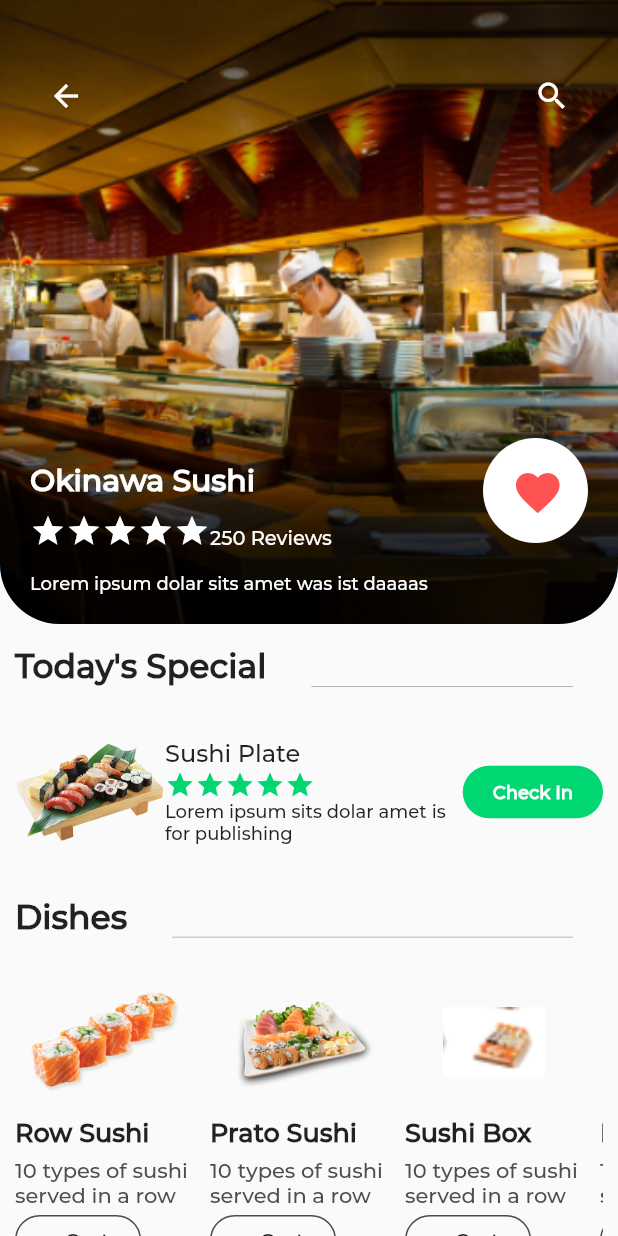
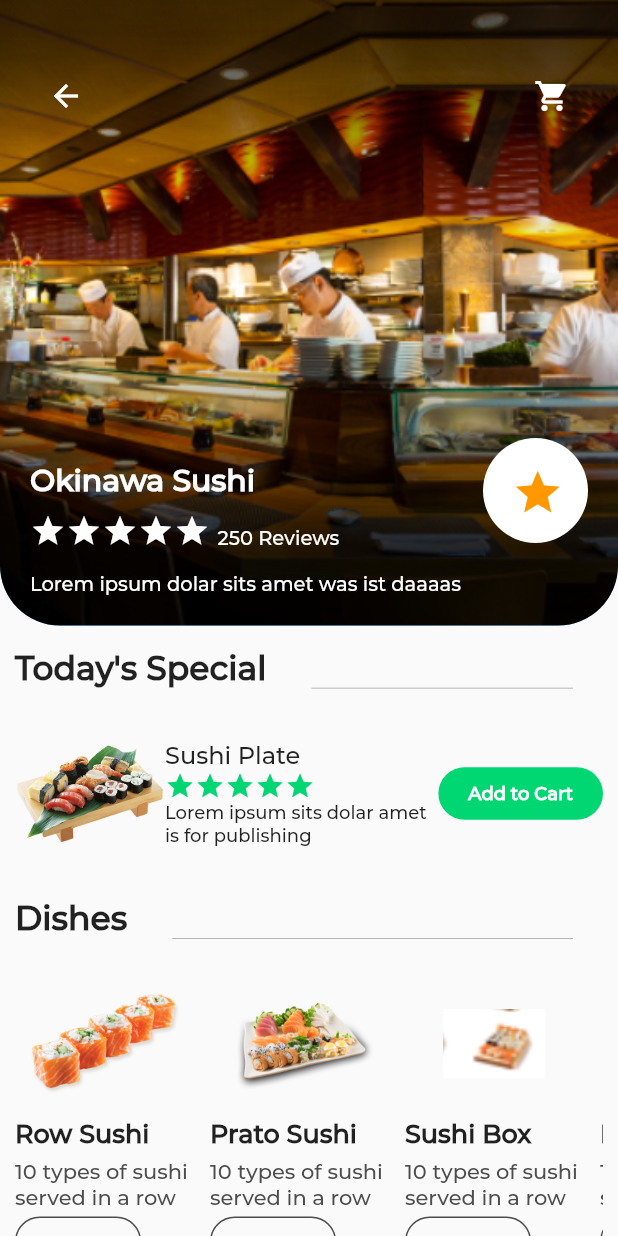
Before and after one commit to Yousef93it/food-ordering-flutter-app, a Flutter app: the screen it shows after launch, after a tap on "Check In", on a phone screen of 412 x 824 dp. Run offline on Flutter 3.47's test engine with Material 2 defaults, Android fonts, the phone set to English and light mode, and no system bars.

Commit message:
modified restaurant detail screen

```diff
--- a/lib/main.dart
+++ b/lib/main.dart
@@ -71,7 +71,7 @@ class _MyHomePageState extends State<MyHomePage> {
                   mainAxisAlignment: MainAxisAlignment.spaceBetween,
                   children: [
                     const Text(
-                      "Today's special",
+                      "Today's specials",
                       style: TextStyle(
                         fontSize: 26,
                         fontWeight: FontWeight.w700,
--- a/lib/restaurant_screen.dart
+++ b/lib/restaurant_screen.dart
@@ -51,7 +51,7 @@ class _RestaurantScreenState extends State<RestaurantScreen> {
                               IconButton(
                                 onPressed: () {},
                                 icon: const Icon(
-                                  Icons.search,
+                                  Icons.shopping_cart,
                                   color: Colors.white,
                                 ),
                               ),
@@ -97,6 +97,7 @@ class _RestaurantScreenState extends State<RestaurantScreen> {
                                         Icons.star,
                                         color: Colors.white,
                                       ),
+                                      SizedBox(width: 5),
                                       Text(
                                         "250 Reviews",
                                         style: TextStyle(
@@ -118,8 +119,8 @@ class _RestaurantScreenState extends State<RestaurantScreen> {
                                 ),
                                 child: Center(
                                   child: IconButton(
-                                    icon: const Icon(Icons.favorite,
-                                        size: 35, color: Colors.redAccent),
+                                    icon: const Icon(Icons.star,
+                                        size: 35, color: Colors.orange),
                                     onPressed: () {},
                                   ),
                                 ),
@@ -131,7 +132,7 @@ class _RestaurantScreenState extends State<RestaurantScreen> {
                             "Lorem ipsum dolar sits amet was ist daaaas",
                             style: TextStyle(
                               color: Colors.white,
-                              fontSize: 12,
+                              fontSize: 13,
                             ),
                           ),
                         ],
@@ -342,7 +343,7 @@ class _RestaurantScreenState extends State<RestaurantScreen> {
               color: aBitLighterGreen,
             ),
             child: const Text(
-              "Check In",
+              "Add to Cart",
               style: TextStyle(
                   color: Colors.white,
                   fontSize: 12,
```
